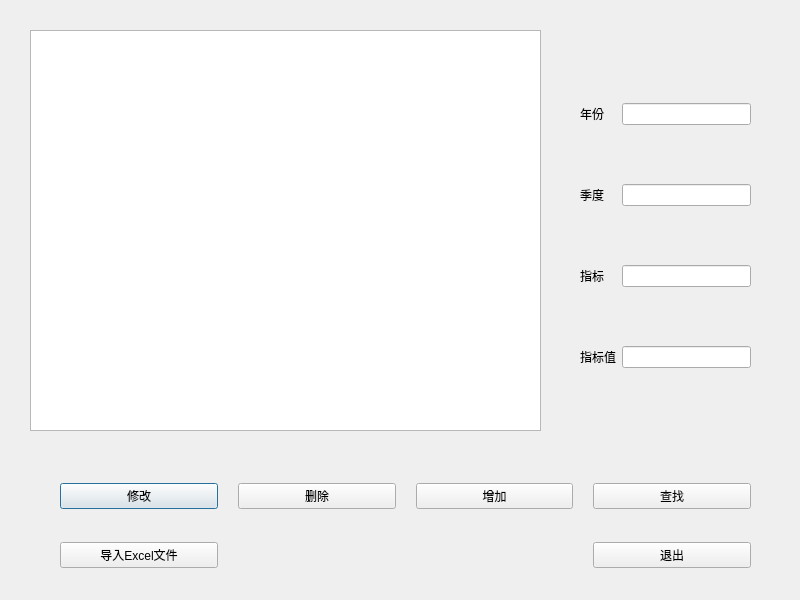
Qt form datatrans.ui (r0b1n1983liu/qt_kj_main) before a commit.
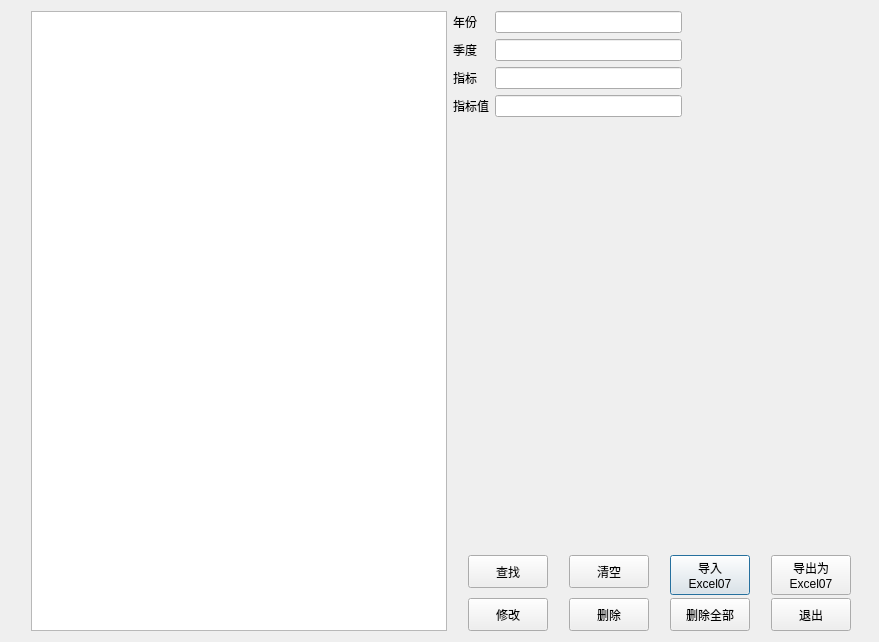
The same form after that commit. Icons and pictures are not drawn.

The edit to the form file:
```diff
--- a/datatrans.ui
+++ b/datatrans.ui
@@ -6,139 +6,283 @@
    <rect>
     <x>0</x>
     <y>0</y>
-    <width>800</width>
-    <height>600</height>
+    <width>879</width>
+    <height>642</height>
    </rect>
   </property>
   <property name="windowTitle">
    <string>Dialog</string>
   </property>
-  <widget class="QTableView" name="data_tableView">
-   <property name="geometry">
-    <rect>
-     <x>30</x>
-     <y>30</y>
-     <width>511</width>
-     <height>401</height>
-    </rect>
-   </property>
-  </widget>
-  <widget class="QWidget" name="">
-   <property name="geometry">
-    <rect>
-     <x>60</x>
-     <y>470</y>
-     <width>691</width>
-     <height>111</height>
-    </rect>
-   </property>
-   <layout class="QGridLayout" name="gridLayout">
-    <property name="leftMargin">
-     <number>0</number>
-    </property>
-    <property name="spacing">
-     <number>20</number>
-    </property>
-    <item row="0" column="0">
-     <widget class="QPushButton" name="modify_pushButton">
-      <property name="text">
-       <string>修改</string>
-      </property>
-     </widget>
-    </item>
-    <item row="0" column="1">
-     <widget class="QPushButton" name="add_pushButton">
-      <property name="text">
-       <string>删除</string>
-      </property>
-     </widget>
-    </item>
-    <item row="0" column="2">
-     <widget class="QPushButton" name="delete_pushButton">
-      <property name="text">
-       <string>增加</string>
-      </property>
-     </widget>
-    </item>
-    <item row="0" column="3">
-     <widget class="QPushButton" name="search_pushButton">
-      <property name="text">
-       <string>查找</string>
-      </property>
-     </widget>
-    </item>
-    <item row="1" column="0">
-     <widget class="QPushButton" name="importExcel_pushButton">
-      <property name="text">
-       <string>导入Excel文件</string>
-      </property>
-     </widget>
-    </item>
-    <item row="1" column="3">
-     <widget class="QPushButton" name="quit_pushButton">
-      <property name="text">
-       <string>退出</string>
-      </property>
-      <property name="icon">
-       <iconset resource="kj.qrc">
-        <normaloff>:/qrc/image/qrc/image/exit_icon.png</normaloff>:/qrc/image/qrc/image/exit_icon.png</iconset>
-      </property>
-     </widget>
-    </item>
-   </layout>
-  </widget>
-  <widget class="QWidget" name="">
-   <property name="geometry">
-    <rect>
-     <x>580</x>
-     <y>50</y>
-     <width>171</width>
-     <height>371</height>
-    </rect>
-   </property>
-   <layout class="QGridLayout" name="gridLayout_2">
-    <item row="0" column="0">
-     <widget class="QLabel" name="year_label">
-      <property name="text">
-       <string>年份</string>
-      </property>
-     </widget>
-    </item>
-    <item row="0" column="1">
-     <widget class="QLineEdit" name="year_lineEdit"/>
-    </item>
-    <item row="1" column="0">
-     <widget class="QLabel" name="quarter_label">
-      <property name="text">
-       <string>季度</string>
-      </property>
-     </widget>
-    </item>
-    <item row="1" column="1">
-     <widget class="QLineEdit" name="quarter_lineEdit"/>
-    </item>
-    <item row="2" column="0">
-     <widget class="QLabel" name="codex_label">
-      <property name="text">
-       <string>指标</string>
-      </property>
-     </widget>
-    </item>
-    <item row="2" column="1">
-     <widget class="QLineEdit" name="code3_lineEdit"/>
-    </item>
-    <item row="3" column="1">
-     <widget class="QLineEdit" name="code3Value_lineEdit"/>
-    </item>
-    <item row="3" column="0">
-     <widget class="QLabel" name="codeValue_label">
-      <property name="text">
-       <string>指标值</string>
-      </property>
-     </widget>
-    </item>
-   </layout>
-  </widget>
+  <layout class="QGridLayout" name="gridLayout_3">
+   <item row="0" column="2">
+    <layout class="QGridLayout" name="gridLayout">
+     <item row="2" column="3">
+      <widget class="QLineEdit" name="quarter_lineEdit"/>
+     </item>
+     <item row="2" column="1">
+      <widget class="QLabel" name="quarter_label">
+       <property name="text">
+        <string>季度</string>
+       </property>
+      </widget>
+     </item>
+     <item row="0" column="1">
+      <widget class="QLabel" name="year_label">
+       <property name="text">
+        <string>年份</string>
+       </property>
+      </widget>
+     </item>
+     <item row="0" column="3">
+      <widget class="QLineEdit" name="year_lineEdit"/>
+     </item>
+     <item row="5" column="3">
+      <widget class="QLineEdit" name="code3Value_lineEdit"/>
+     </item>
+     <item row="3" column="3">
+      <widget class="QLineEdit" name="code3_lineEdit"/>
+     </item>
+     <item row="3" column="1">
+      <widget class="QLabel" name="codex_label">
+       <property name="text">
+        <string>指标</string>
+       </property>
+      </widget>
+     </item>
+     <item row="5" column="1">
+      <widget class="QLabel" name="codeValue_label">
+       <property name="text">
+        <string>指标值</string>
+       </property>
+      </widget>
+     </item>
+     <item row="6" column="3">
+      <spacer name="verticalSpacer">
+       <property name="orientation">
+        <enum>Qt::Vertical</enum>
+       </property>
+       <property name="sizeType">
+        <enum>QSizePolicy::Fixed</enum>
+       </property>
+       <property name="sizeHint" stdset="0">
+        <size>
+         <width>20</width>
+         <height>50</height>
+        </size>
+       </property>
+      </spacer>
+     </item>
+     <item row="3" column="4">
+      <spacer name="horizontalSpacer_2">
+       <property name="orientation">
+        <enum>Qt::Horizontal</enum>
+       </property>
+       <property name="sizeHint" stdset="0">
+        <size>
+         <width>40</width>
+         <height>20</height>
+        </size>
+       </property>
+      </spacer>
+     </item>
+    </layout>
+   </item>
+   <item row="2" column="2">
+    <layout class="QGridLayout" name="gridLayout_2">
+     <item row="0" column="2">
+      <widget class="QPushButton" name="importExcel_pushButton">
+       <property name="minimumSize">
+        <size>
+         <width>80</width>
+         <height>40</height>
+        </size>
+       </property>
+       <property name="maximumSize">
+        <size>
+         <width>80</width>
+         <height>33</height>
+        </size>
+       </property>
+       <property name="text">
+        <string>导入
+Excel07</string>
+       </property>
+       <property name="icon">
+        <iconset resource="kj.qrc">
+         <normaloff>:/qrc/image/qrc/image/icon.png</normaloff>:/qrc/image/qrc/image/icon.png</iconset>
+       </property>
+      </widget>
+     </item>
+     <item row="1" column="2">
+      <widget class="QPushButton" name="delAll_pushButton">
+       <property name="minimumSize">
+        <size>
+         <width>80</width>
+         <height>33</height>
+        </size>
+       </property>
+       <property name="maximumSize">
+        <size>
+         <width>80</width>
+         <height>33</height>
+        </size>
+       </property>
+       <property name="text">
+        <string>删除全部</string>
+       </property>
+       <property name="icon">
+        <iconset resource="kj.qrc">
+         <normaloff>:/qrc/image/qrc/image/delete_icon.png</normaloff>:/qrc/image/qrc/image/delete_icon.png</iconset>
+       </property>
+      </widget>
+     </item>
+     <item row="1" column="0">
+      <widget class="QPushButton" name="modify_pushButton">
+       <property name="maximumSize">
+        <size>
+         <width>80</width>
+         <height>33</height>
+        </size>
+       </property>
+       <property name="text">
+        <string>修改</string>
+       </property>
+       <property name="icon">
+        <iconset resource="kj.qrc">
+         <normaloff>:/qrc/image/qrc/image/paste.png</normaloff>:/qrc/image/qrc/image/paste.png</iconset>
+       </property>
+      </widget>
+     </item>
+     <item row="0" column="3">
+      <widget class="QPushButton" name="exportExcel_pushButton">
+       <property name="minimumSize">
+        <size>
+         <width>80</width>
+         <height>40</height>
+        </size>
+       </property>
+       <property name="maximumSize">
+        <size>
+         <width>80</width>
+         <height>33</height>
+        </size>
+       </property>
+       <property name="text">
+        <string>导出为
+Excel07</string>
+       </property>
+       <property name="icon">
+        <iconset resource="kj.qrc">
+         <normaloff>:/qrc/image/qrc/image/icon.png</normaloff>:/qrc/image/qrc/image/icon.png</iconset>
+       </property>
+      </widget>
+     </item>
+     <item row="1" column="1">
+      <widget class="QPushButton" name="delete_pushButton">
+       <property name="maximumSize">
+        <size>
+         <width>80</width>
+         <height>33</height>
+        </size>
+       </property>
+       <property name="text">
+        <string>删除</string>
+       </property>
+       <property name="icon">
+        <iconset resource="kj.qrc">
+         <normaloff>:/qrc/image/qrc/image/delete_icon.png</normaloff>:/qrc/image/qrc/image/delete_icon.png</iconset>
+       </property>
+      </widget>
+     </item>
+     <item row="1" column="3">
+      <widget class="QPushButton" name="quit_pushButton">
+       <property name="maximumSize">
+        <size>
+         <width>80</width>
+         <height>33</height>
+        </size>
+       </property>
+       <property name="text">
+        <string>退出</string>
+       </property>
+       <property name="icon">
+        <iconset resource="kj.qrc">
+         <normaloff>:/qrc/image/qrc/image/exit_icon.png</normaloff>:/qrc/image/qrc/image/exit_icon.png</iconset>
+       </property>
+      </widget>
+     </item>
+     <item row="0" column="1">
+      <widget class="QPushButton" name="clear_pushButton">
+       <property name="maximumSize">
+        <size>
+         <width>80</width>
+         <height>33</height>
+        </size>
+       </property>
+       <property name="text">
+        <string>清空</string>
+       </property>
+       <property name="icon">
+        <iconset resource="kj.qrc">
+         <normaloff>:/qrc/image/qrc/image/new.png</normaloff>:/qrc/image/qrc/image/new.png</iconset>
+       </property>
+      </widget>
+     </item>
+     <item row="0" column="0">
+      <widget class="QPushButton" name="search_pushButton">
+       <property name="maximumSize">
+        <size>
+         <width>80</width>
+         <height>33</height>
+        </size>
+       </property>
+       <property name="text">
+        <string>查找</string>
+       </property>
+       <property name="icon">
+        <iconset resource="kj.qrc">
+         <normaloff>:/qrc/image/qrc/image/find.png</normaloff>:/qrc/image/qrc/image/find.png</iconset>
+       </property>
+      </widget>
+     </item>
+    </layout>
+   </item>
+   <item row="0" column="0">
+    <spacer name="horizontalSpacer_4">
+     <property name="orientation">
+      <enum>Qt::Horizontal</enum>
+     </property>
+     <property name="sizeType">
+      <enum>QSizePolicy::Fixed</enum>
+     </property>
+     <property name="sizeHint" stdset="0">
+      <size>
+       <width>20</width>
+       <height>20</height>
+      </size>
+     </property>
+    </spacer>
+   </item>
+   <item row="1" column="2">
+    <spacer name="verticalSpacer_2">
+     <property name="orientation">
+      <enum>Qt::Vertical</enum>
+     </property>
+     <property name="sizeType">
+      <enum>QSizePolicy::Expanding</enum>
+     </property>
+     <property name="sizeHint" stdset="0">
+      <size>
+       <width>20</width>
+       <height>300</height>
+      </size>
+     </property>
+    </spacer>
+   </item>
+   <item row="0" column="1" rowspan="3">
+    <widget class="QTableView" name="data_tableView"/>
+   </item>
+  </layout>
  </widget>
  <resources>
   <include location="kj.qrc"/>
```
Left out of the diff: 17 changed lines with no effect on the pictures.
